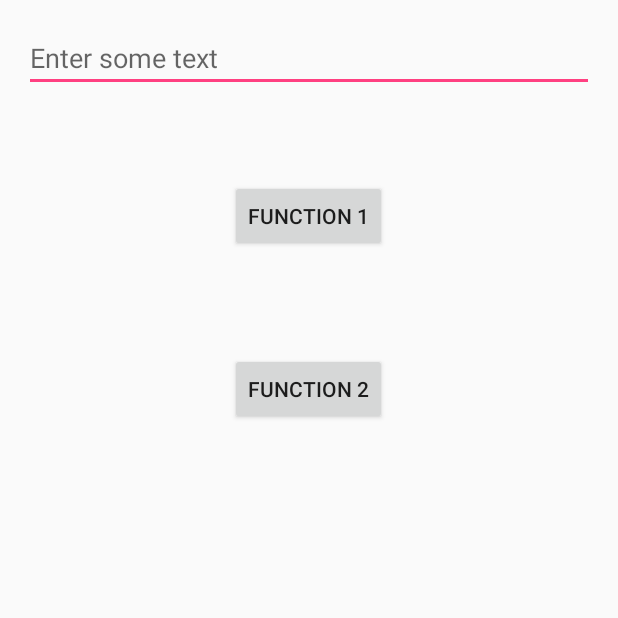
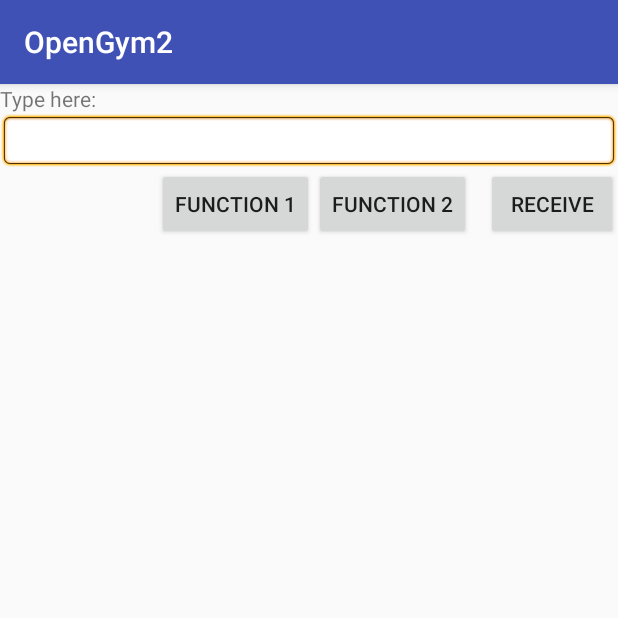
Before and after one commit to Ghoul-SSZ/OpenGym2, an Android app: the ArduinoMain screen opened directly, with no data from a screen before it, on a phone screen of 412 x 824 dp, the top half of it. Run offline under Robolectric (Android 15) with nearby library versions, the phone set to English and light mode, and no system bars; 10 statements that could not run were skipped.

```diff
--- a/app/src/main/java/se/szhou/opengym2/ArduinoMain.java
+++ b/app/src/main/java/se/szhou/opengym2/ArduinoMain.java
@@ -5,6 +5,8 @@ import android.bluetooth.BluetoothAdapter;
 import android.bluetooth.BluetoothDevice;
 import android.bluetooth.BluetoothSocket;
 import android.content.Intent;
+import android.os.Handler;
+import android.os.Message;
 import android.support.v7.app.AppCompatActivity;
 import android.os.Bundle;
 import android.view.KeyEvent;
@@ -14,10 +16,11 @@ import android.widget.EditText;
 import android.widget.Toast;
 
 import java.io.IOException;
+import java.io.InputStream;
 import java.io.OutputStream;
 import java.util.UUID;
 
-public class ArduinoMain extends Activity {
+public class ArduinoMain extends AppCompatActivity {
 
 
     //Declare buttons & editText
@@ -29,6 +32,9 @@ public class ArduinoMain extends Activity {
     private BluetoothAdapter btAdapter = null;
     private BluetoothSocket btSocket = null;
     private OutputStream outStream = null;
+    private InputStream inStream = null;
+    private Handler mHandler; // handler that gets info from Bluetooth service
+
 
     // UUID service - This is the type of Bluetooth device that the BT module is
     // It is very likely yours will be the same, if not google UUID for your manufacturer
@@ -43,12 +49,15 @@ public class ArduinoMain extends Activity {
         super.onCreate(savedInstanceState);
         setContentView(R.layout.activity_arduino_main);
 
+        read();
         addKeyListener();
+
+
 
         //Initialising buttons in the view
         //mDetect = (Button) findViewById(R.id.mDetect);
-        functionOne = (Button) findViewById(R.id.functionOne);
-        functionTwo = (Button) findViewById(R.id.functionTwo);
+        functionOne = (Button) findViewById(R.id.func1);
+        functionTwo = (Button) findViewById(R.id.func2);
 
         //getting the bluetooth adapter value and calling checkBTstate function
         btAdapter = BluetoothAdapter.getDefaultAdapter();
@@ -111,6 +120,12 @@ public class ArduinoMain extends Activity {
         } catch (IOException e) {
             Toast.makeText(getBaseContext(), "ERROR - Could not create bluetooth outstream", Toast.LENGTH_SHORT).show();
         }
+
+        try {
+            inStream = btSocket.getInputStream();
+        } catch (IOException e) {
+            Toast.makeText(getBaseContext(), "ERROR - Could not create bluetooth instream", Toast.LENGTH_SHORT).show();
+        }
         //When activity is resumed, attempt to send a piece of junk data ('x') so that it will fail if not connected
         // i.e don't wait for a user to press button to recognise connection failure
         sendData("x");
@@ -164,10 +179,42 @@ public class ArduinoMain extends Activity {
             finish();
         }
     }
+
+
+    public void read() {
+        byte[] mmBuffer = new byte[1000];
+        int numBytes; // bytes returned from read()
+
+        // Keep listening to the InputStream until an exception occurs.
+        while (true) {
+            try {
+                // Read from the InputStream.
+                numBytes = inStream.read(mmBuffer);
+                // Send the obtained bytes to the UI activity.
+                Message readMsg = mHandler.obtainMessage(
+                        MessageConstants.MESSAGE_READ, numBytes, -1,
+                        mmBuffer);
+                readMsg.sendToTarget();
+            } catch (IOException e) {
+                Toast.makeText(getBaseContext(), "ERROR - Device is fucked", Toast.LENGTH_SHORT).show();
+                finish();
+            }
+        }
+    }
+
+    private interface MessageConstants {
+        public static final int MESSAGE_READ = 0;
+        public static final int MESSAGE_WRITE = 1;
+        public static final int MESSAGE_TOAST = 2;
+
+        // ... (Add other message types here as needed.)
+    }
+
+
     public void addKeyListener() {
 
         // get edittext component
-        editText = (EditText) findViewById(R.id.editText1);
+        editText = (EditText) findViewById(R.id.entry);
 
         // add a keylistener to keep track user input
         editText.setOnKeyListener(new View.OnKeyListener() {
--- a/app/src/main/res/layout/activity_arduino_main.xml
+++ b/app/src/main/res/layout/activity_arduino_main.xml
@@ -1,40 +1,49 @@
 <?xml version="1.0" encoding="utf-8"?>
 <RelativeLayout xmlns:android="http://schemas.android.com/apk/res/android"
     xmlns:tools="http://schemas.android.com/tools"
-    android:layout_width="match_parent"
-    android:layout_height="match_parent"
-    android:paddingBottom="@dimen/activity_vertical_margin"
-    android:paddingLeft="@dimen/activity_horizontal_margin"
-    android:paddingRight="@dimen/activity_horizontal_margin"
-    android:paddingTop="@dimen/activity_vertical_margin"
-    tools:context=".ArduinoMain" >
+    android:layout_width="fill_parent"
+    android:layout_height="fill_parent"
+    tools:ignore="TextFields,HardcodedText" >
+
+    <TextView
+        android:id="@+id/label"
+        android:layout_width="fill_parent"
+        android:layout_height="wrap_content"
+        android:text="Type here:" />
 
     <EditText
-        android:id="@+id/editText1"
+        android:id="@+id/entry"
         android:layout_width="fill_parent"
         android:layout_height="wrap_content"
-        android:layout_marginTop="0dp"
-        android:layout_weight="2"
-        android:ems="10"
-        android:hint="Enter some text"
-        android:imeOptions="actionSend"
-        android:singleLine="true" />
+        android:layout_below="@id/label"
+        android:background="@android:drawable/editbox_background" />
 
     <Button
-        android:id="@+id/functionOne"
+        android:id="@+id/receive"
         android:layout_width="wrap_content"
         android:layout_height="wrap_content"
-        android:layout_centerHorizontal="true"
-        android:layout_marginTop="104dp"
+        android:layout_alignParentRight="true"
+        android:layout_below="@id/entry"
+        android:layout_marginLeft="10dip"
+        android:text="receive" />
+
+    <Button
+        android:id="@+id/func2"
+        android:layout_width="wrap_content"
+        android:layout_height="wrap_content"
+        android:layout_alignTop="@id/receive"
+        android:layout_toLeftOf="@id/receive"
+        android:text="Function 2" />
+
+    <Button
+        android:id="@+id/func1"
+        android:layout_width="wrap_content"
+        android:layout_height="wrap_content"
+        android:layout_alignTop="@id/receive"
+        android:layout_toLeftOf="@id/func2"
         android:text="Function 1" />
 
-    <Button
-        android:id="@+id/functionTwo"
-        android:layout_width="wrap_content"
-        android:layout_height="wrap_content"
-        android:layout_alignLeft="@+id/functionOne"
-        android:layout_below="@+id/functionOne"
-        android:layout_marginTop="67dp"
-        android:text="Function 2" />
+
+
 
 </RelativeLayout>
```
